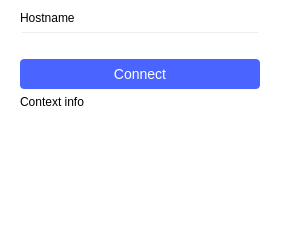
Before: the Qt Designer form ui/connect.ui in analogdevicesinc/scopy, drawn with Qt 5.
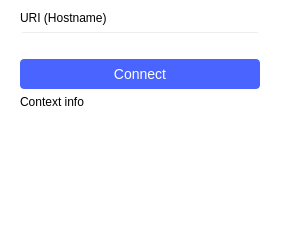
After: the same form once the commit is applied.

Commit message: ToolLauncher: Change hostname to uri, so we can connect to URIs that are not ips

What changed in the file:
```diff
--- a/ui/connect.ui
+++ b/ui/connect.ui
@@ -44,7 +44,7 @@
         <string notr="true"/>
        </property>
        <property name="text">
-        <string>Hostname</string>
+        <string>URI (Hostname)</string>
        </property>
       </widget>
      </item>
```
The commit also changes 2 other files.
